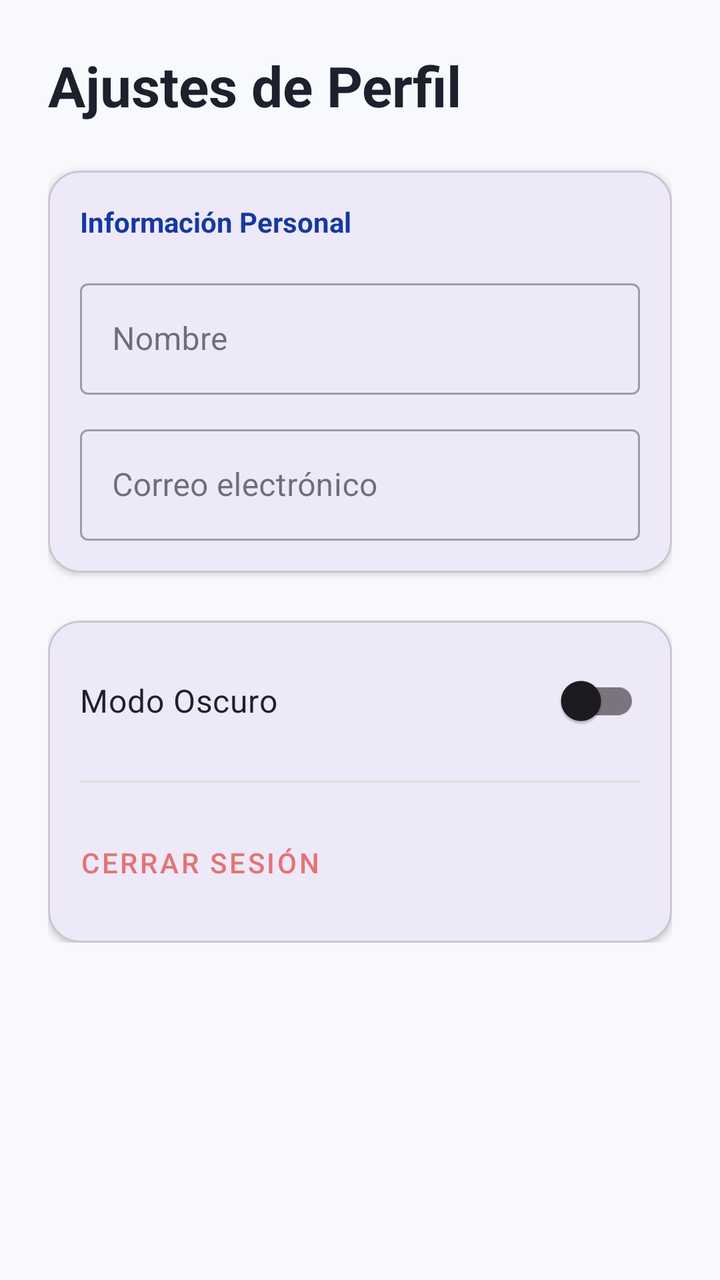
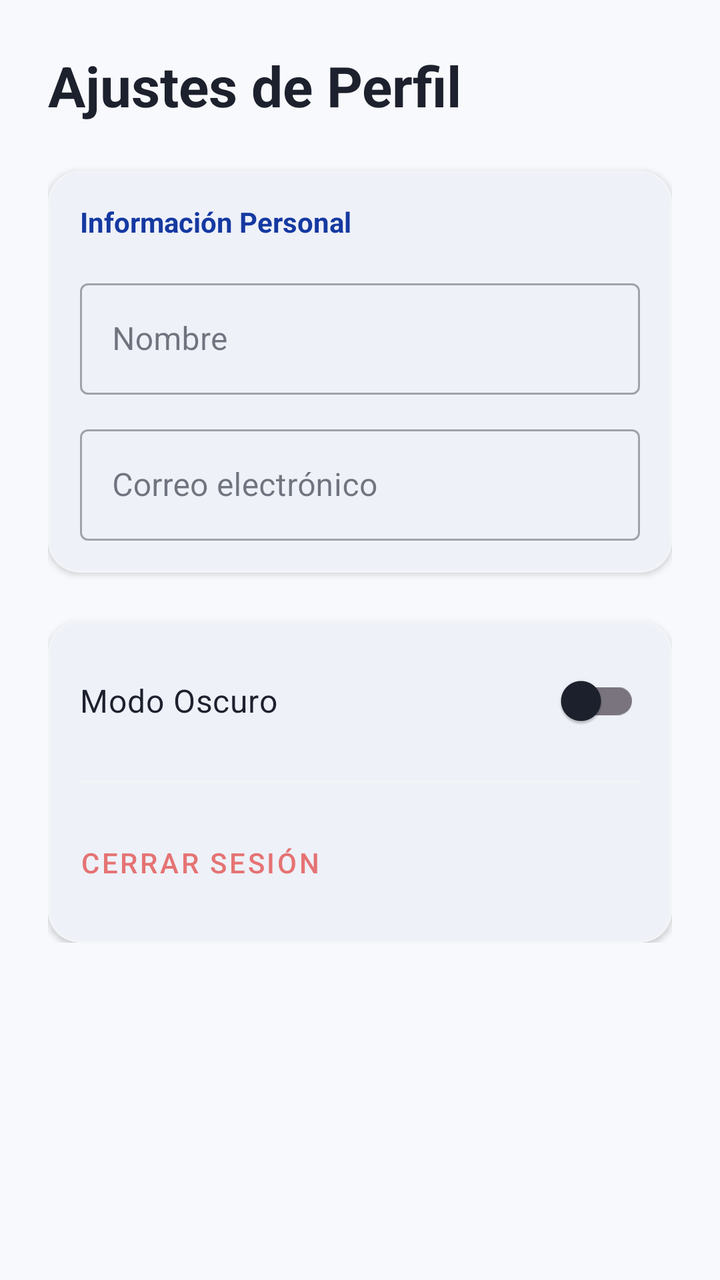

Compare the two renders of this Android layout. The source of the first and the diff that turns it into the second are given below.
<!-- AndroidManifest.xml: application theme Theme.SignLink -->
<!-- res/layout/fragment_settings.xml -->
<?xml version="1.0" encoding="utf-8"?>
<androidx.core.widget.NestedScrollView xmlns:android="http://schemas.android.com/apk/res/android"
    xmlns:app="http://schemas.android.com/apk/res-auto"
    android:layout_width="match_parent"
    android:layout_height="match_parent"
    android:background="@color/background">

    <LinearLayout
        android:layout_width="match_parent"
        android:layout_height="wrap_content"
        android:orientation="vertical"
        android:padding="24dp">

        <TextView
            android:layout_width="wrap_content"
            android:layout_height="wrap_content"
            android:text="@string/settings_title"
            android:textSize="28sp"
            android:textStyle="bold"
            android:textColor="@color/on_surface"
            android:layout_marginBottom="24dp"/>

        
        <com.google.android.material.card.MaterialCardView
            android:layout_width="match_parent"
            android:layout_height="wrap_content"
            app:cardCornerRadius="16dp"
            app:cardElevation="2dp"
            android:layout_marginBottom="24dp">

            <LinearLayout
                android:layout_width="match_parent"
                android:layout_height="wrap_content"
                android:orientation="vertical"
                android:padding="16dp">

                <TextView
                    android:layout_width="wrap_content"
                    android:layout_height="wrap_content"
                    android:text="@string/personal_info_section"
                    android:textStyle="bold"
                    android:textColor="@color/primary"
                    android:layout_marginBottom="16dp"/>

                <com.google.android.material.textfield.TextInputLayout
                    android:layout_width="match_parent"
                    android:layout_height="wrap_content"
                    android:hint="@string/label_name"
                    style="@style/Widget.MaterialComponents.TextInputLayout.OutlinedBox"
                    android:layout_marginBottom="12dp">
                    <com.google.android.material.textfield.TextInputEditText
                        android:id="@+id/et_name"
                        android:layout_width="match_parent"
                        android:layout_height="wrap_content"
                        android:enabled="false"
                        android:inputType="textPersonName"/>
                </com.google.android.material.textfield.TextInputLayout>

                <com.google.android.material.textfield.TextInputLayout
                    android:layout_width="match_parent"
                    android:layout_height="wrap_content"
                    android:hint="@string/label_email"
                    style="@style/Widget.MaterialComponents.TextInputLayout.OutlinedBox">
                    <com.google.android.material.textfield.TextInputEditText
                        android:id="@+id/et_email"
                        android:layout_width="match_parent"
                        android:layout_height="wrap_content"
                        android:enabled="false"
                        android:inputType="textEmailAddress"/>
                </com.google.android.material.textfield.TextInputLayout>
            </LinearLayout>
        </com.google.android.material.card.MaterialCardView>

        
        <com.google.android.material.card.MaterialCardView
            android:layout_width="match_parent"
            android:layout_height="wrap_content"
            app:cardCornerRadius="16dp"
            app:cardElevation="2dp">

            <LinearLayout
                android:layout_width="match_parent"
                android:layout_height="wrap_content"
                android:orientation="vertical"
                android:padding="16dp">

                <com.google.android.material.switchmaterial.SwitchMaterial
                    android:id="@+id/switch_dark_mode"
                    android:layout_width="match_parent"
                    android:layout_height="wrap_content"
                    android:text="@string/label_dark_mode"
                    android:textSize="16sp"
                    android:textColor="@color/on_surface" />

                <View
                    android:layout_width="match_parent"
                    android:layout_height="1dp"
                    android:background="#DDDDDD"
                    android:layout_marginTop="16dp"
                    android:layout_marginBottom="16dp"/>

                <Button
                    android:id="@+id/tv_logout"
                    style="@style/Widget.MaterialComponents.Button.TextButton"
                    android:layout_width="match_parent"
                    android:layout_height="wrap_content"
                    android:text="@string/menu_logout"
                    android:textColor="@color/panic_red"
                    android:gravity="start|center_vertical"
                    android:padding="0dp"/>
            </LinearLayout>
        </com.google.android.material.card.MaterialCardView>

    </LinearLayout>
</androidx.core.widget.NestedScrollView>
<!-- resources referenced by this layout -->
<resources>
  <color name="background">#F8F9FD</color>
  <color name="on_surface">#1D212D</color>
  <color name="panic_red">#E57373</color>
  <color name="primary">#1539A1</color>
  <string name="label_dark_mode">Modo Oscuro</string>
  <string name="label_email">Correo electrónico</string>
  <string name="label_name">Nombre</string>
  <string name="menu_logout">Cerrar Sesión</string>
  <string name="personal_info_section">Información Personal</string>
  <string name="settings_title">Ajustes de Perfil</string>
  <style name="Theme.SignLink" parent="Base.Theme.SignLink" />
  <style name="Base.Theme.SignLink" parent="Theme.Material3.DayNight.NoActionBar">
          <item name="colorPrimary">@color/primary</item>
          <item name="colorOnPrimary">@color/on_primary</item>
          <item name="colorSecondary">@color/secondary</item>
          <item name="colorOnSecondary">@color/on_secondary</item>
          <item name="android:navigationBarColor">@color/white</item>
          <item name="android:windowBackground">@color/background</item>
      </style>
  <color name="on_primary">#FFFFFF</color>
  <color name="secondary">#00D09C</color>
  <color name="on_secondary">#FFFFFF</color>
  <color name="white">#FFFFFFFF</color>
</resources>

<!-- the commit's change to res/layout/fragment_settings.xml (unified diff, before → after) -->
@@ -3,7 +3,7 @@
     xmlns:app="http://schemas.android.com/apk/res-auto"
     android:layout_width="match_parent"
     android:layout_height="match_parent"
-    android:background="@color/background">
+    android:background="?android:attr/windowBackground">
 
     <LinearLayout
         android:layout_width="match_parent"
@@ -17,13 +17,16 @@
             android:text="@string/settings_title"
             android:textSize="28sp"
             android:textStyle="bold"
-            android:textColor="@color/on_surface"
+            android:textColor="?attr/colorOnSurface"
             android:layout_marginBottom="24dp"/>
 
         
         <com.google.android.material.card.MaterialCardView
             android:layout_width="match_parent"
             android:layout_height="wrap_content"
+            app:cardBackgroundColor="?attr/colorSurface"
+            app:strokeColor="?attr/colorSurfaceVariant"
+            app:strokeWidth="1dp"
             app:cardCornerRadius="16dp"
             app:cardElevation="2dp"
             android:layout_marginBottom="24dp">
@@ -75,6 +78,9 @@
         <com.google.android.material.card.MaterialCardView
             android:layout_width="match_parent"
             android:layout_height="wrap_content"
+            app:cardBackgroundColor="?attr/colorSurface"
+            app:strokeColor="?attr/colorSurfaceVariant"
+            app:strokeWidth="1dp"
             app:cardCornerRadius="16dp"
             app:cardElevation="2dp">
 
@@ -90,12 +96,12 @@
                     android:layout_height="wrap_content"
                     android:text="@string/label_dark_mode"
                     android:textSize="16sp"
-                    android:textColor="@color/on_surface" />
+                    android:textColor="?attr/colorOnSurface" />
 
                 <View
                     android:layout_width="match_parent"
                     android:layout_height="1dp"
-                    android:background="#DDDDDD"
+                    android:background="?attr/colorSurfaceVariant"
                     android:layout_marginTop="16dp"
                     android:layout_marginBottom="16dp"/>
 
<!-- resource entries referenced after the edit -->
@@ -1,7 +1,11 @@
 <!-- resources referenced by this layout -->
 <resources>
   <color name="background">#F8F9FD</color>
+  <color name="surface">#FFFFFF</color>
   <color name="on_surface">#1D212D</color>
+  <color name="on_surface_variant">#6B7280</color>
+  <color name="gray_100">#F3F4F6</color>
+  <color name="primary_variant">#0D2970</color>
   <color name="panic_red">#E57373</color>
   <color name="primary">#1539A1</color>
   <string name="label_dark_mode">Modo Oscuro</string>
@@ -18,6 +22,12 @@
           <item name="colorOnSecondary">@color/on_secondary</item>
           <item name="android:navigationBarColor">@color/white</item>
           <item name="android:windowBackground">@color/background</item>
+          <item name="colorSurface">@color/surface</item>
+          <item name="colorOnSurface">@color/on_surface</item>
+          <item name="colorOnSurfaceVariant">@color/on_surface_variant</item>
+          <item name="colorSurfaceVariant">@color/gray_100</item>
+          <item name="colorPrimaryContainer">#E3F2FD</item>
+          <item name="colorOnPrimaryContainer">@color/primary_variant</item>
       </style>
   <color name="on_primary">#FFFFFF</color>
   <color name="secondary">#00D09C</color>
